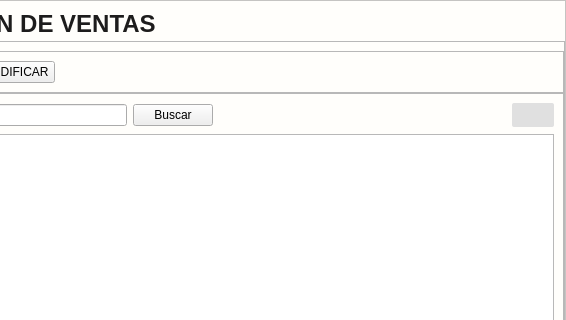
Old version of the form app/View/UserInterfaceUi/UI_CONTROL_VENTAS.ui in the repository LAngelVp/TuleVenta; both pictures show x 209 to 775 and y 0 to 320 of the 775 by 409 pixel window.
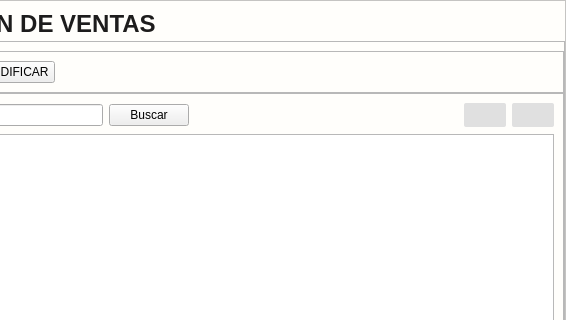
New version of the form. Icons and pictures are not drawn.

Commit message: iniciando el apartado de ventas

Patch:
```diff
--- a/app/View/UserInterfaceUi/UI_CONTROL_VENTAS.ui
+++ b/app/View/UserInterfaceUi/UI_CONTROL_VENTAS.ui
@@ -73,6 +73,18 @@
 background: #b6ccd8 ;
 }
 
+#btn_PaginarTabla{
+border-radius: 2px;
+background: #e0e0e0;
+padding: 5px;
+}
+#btn_PaginarTabla:hover{
+background: rgb(179, 179, 179);
+}
+#btn_PaginarTabla:pressed{
+background: #b6ccd8 ;
+}
+
 #etiqueta_buscar{
 image: url(:/iconosAzules/Icons/iconos/Azul/buscar_filas_azul.svg);
 min-width:25px;
@@ -342,6 +354,17 @@
                 </property>
                </spacer>
               </item>
+              <item>
+               <widget class="QPushButton" name="btn_PaginarTabla">
+                <property name="text">
+                 <string/>
+                </property>
+                <property name="icon">
+                 <iconset resource="../../Source/ibootstrap.qrc">
+                  <normaloff>:/Icons/Bootstrap/arrow-bar-down.svg</normaloff>:/Icons/Bootstrap/arrow-bar-down.svg</iconset>
+                </property>
+               </widget>
+              </item>
               <item>
                <widget class="QPushButton" name="btn_RefrescarTabla">
                 <property name="cursor">
```
The commit also changes 22 other files.
